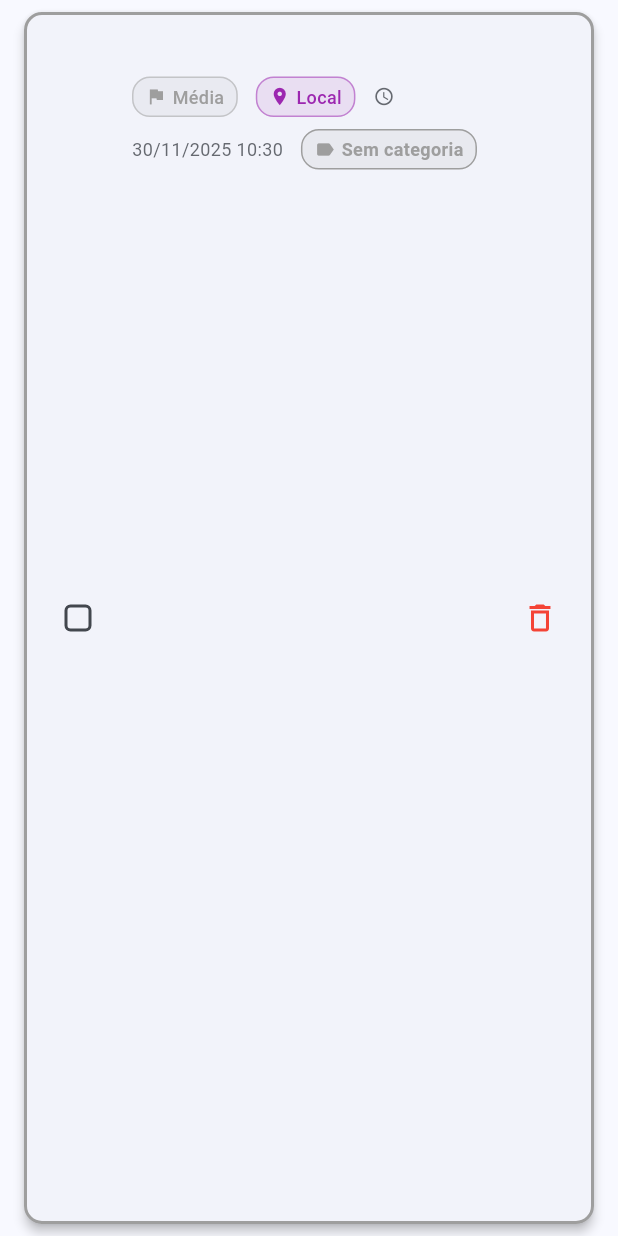
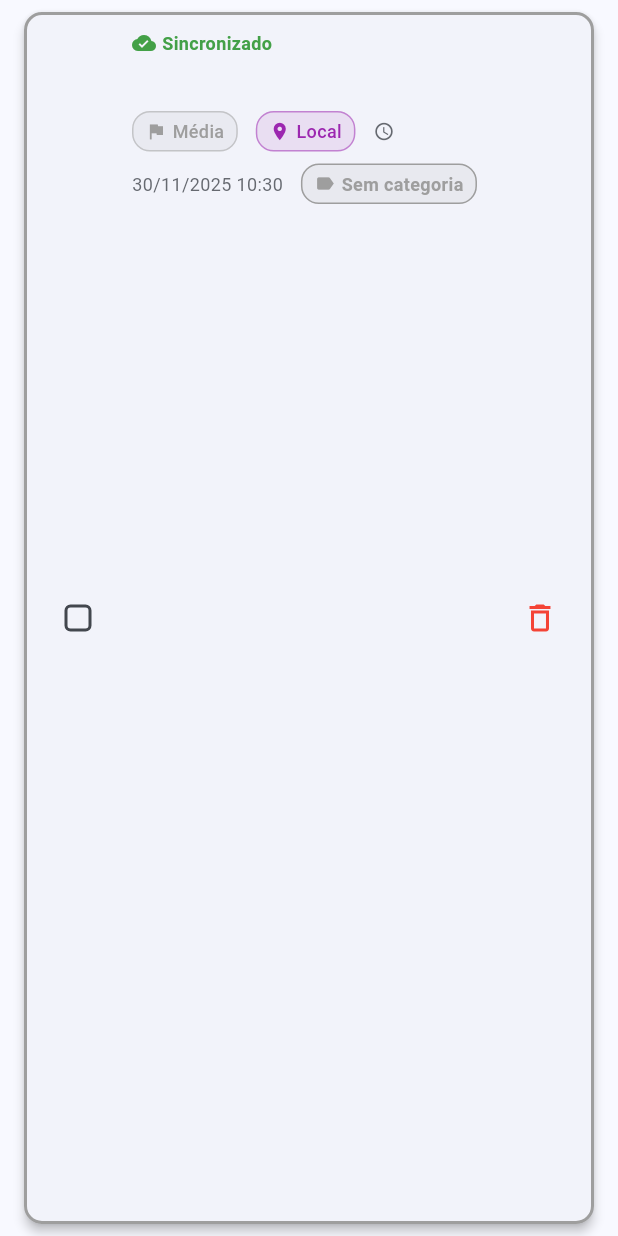
Before and after one commit to moraisjo/taskify, a Flutter app: the TaskCard widget shown alone on an empty page, opened directly with empty values, on a phone screen of 412 x 824 dp. Run offline on Flutter 3.47's test engine with Material 3 defaults, Android fonts, the phone set to English and light mode, and no system bars; our stand-ins replace camera, connectivity_plus, flutter_staggered_animations, geocoding, geolocator, sensors_plus and 3 more; accounts and stored records are empty; network calls fail.

Commit message:
feat: logs

```diff
--- a/task_manager/lib/widgets/task_card.dart
+++ b/task_manager/lib/widgets/task_card.dart
@@ -76,6 +76,9 @@ class TaskCard extends StatelessWidget {
     final locationLabel = task.locationName;
     final category = Category.resolve(task.categoryId);
     final isPending = task.syncStatus != 'synced';
+    final syncIcon = isPending ? Icons.cloud_off : Icons.cloud_done;
+    final syncColor = isPending ? Colors.orange.shade600 : Colors.green.shade600;
+    final syncLabel = isPending ? 'Pendente' : 'Sincronizado';
 
     return Card(
       margin: const EdgeInsets.symmetric(horizontal: 16, vertical: 8),
@@ -109,22 +112,21 @@ class TaskCard extends StatelessWidget {
                   crossAxisAlignment: CrossAxisAlignment.start,
                   children: [
                     // Indicador de sync pendente
-                    if (isPending)
                     Row(
                       children: [
-                          Icon(Icons.cloud_off, size: 16, color: Colors.orange.shade600),
+                        Icon(syncIcon, size: 16, color: syncColor),
                         const SizedBox(width: 4),
                         Text(
-                            'Pendente',
+                          syncLabel,
                           style: TextStyle(
                             fontSize: 12,
-                              color: Colors.orange.shade600,
+                            color: syncColor,
                             fontWeight: FontWeight.w600,
                           ),
                         ),
                       ],
                     ),
-                    if (isPending) const SizedBox(height: 6),
+                    const SizedBox(height: 6),
                     // Título
                     Text(
                       task.title,
```
Also changed, not shown: task_manager/lib/services/sync_service.dart (+18 -7 lines). Lines whose indentation alone changed are shown as unchanged.
